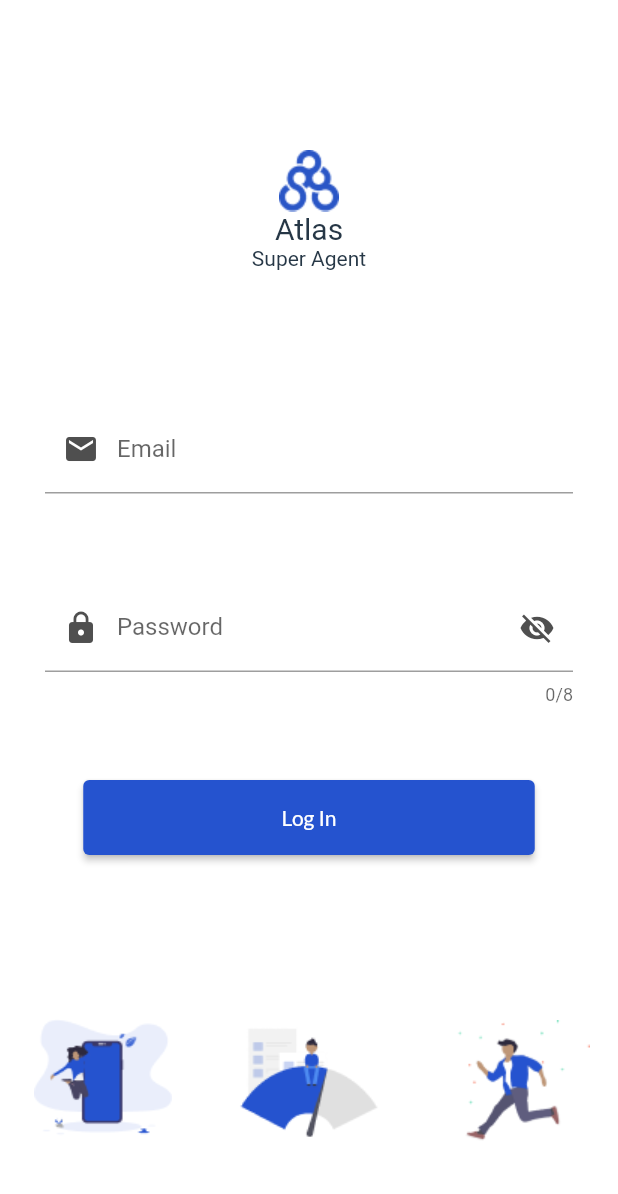
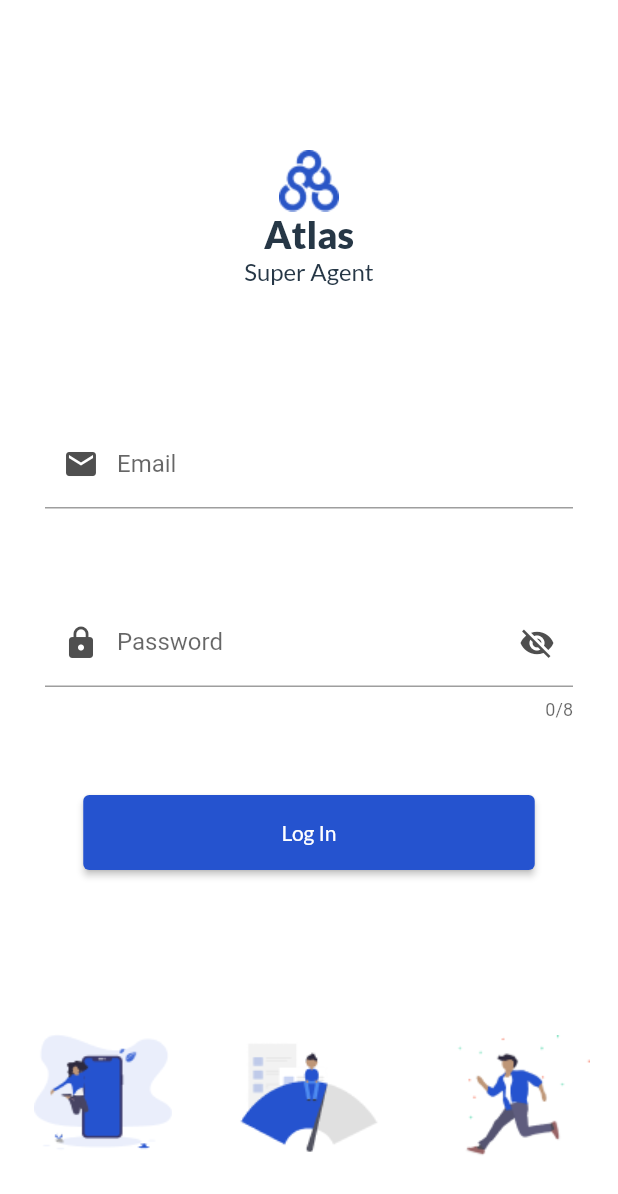
Before and after one commit to sobuur0/super_agent_with_flutter, a Flutter app: the screen it shows after launch, on a phone screen of 412 x 824 dp. Shown: the top 1194 px of the screen. Run offline on Flutter 3.47's test engine with Material 2 defaults, Android fonts, the phone set to English and light mode, and no system bars; our stand-ins replace google_fonts.

Commit message:
style: update style in signIn

```diff
--- a/lib/constants/app_styles.dart
+++ b/lib/constants/app_styles.dart
@@ -43,4 +43,12 @@ class AppStyles {
     double size = 16,
   }) =>
       _lato(color, size, FontWeight.w400);
+
+  ///Returns a [TextStyle] that uses the default family roboto
+  ///With a default 'fontSize' of 14 and 'fontWeight' [FontWeight.w400]
+  static TextStyle latoBold({
+    required Color color,
+    double size = 20,
+  }) =>
+      _lato(color, size, FontWeight.w900);
 }
--- a/lib/presentation/pages/sign_in_page.dart
+++ b/lib/presentation/pages/sign_in_page.dart
@@ -1,5 +1,6 @@
 import 'package:flutter/cupertino.dart';
 import 'package:flutter/material.dart';
+import 'package:super_agent_with_flutter/constants/app_styles.dart';
 import 'package:super_agent_with_flutter/presentation/pages/pin_set_page.dart';
 import 'package:super_agent_with_flutter/presentation/widgets/widget_action_button.dart';
 
@@ -32,14 +33,14 @@ class _SignInPageState extends State<SignInPage> {
                 Image.asset('assets/images/atlasImage.png'),
                 Text(
                   'Atlas',
-                  style: TextStyle(
+                  style: AppStyles.latoBold(
                     color: Color(0xFF263746),
-                    fontSize: 20,
+                    size: 25,
                   ),
                 ),
                 Text(
                   'Super Agent',
-                  style: TextStyle(
+                  style: AppStyles.latoRegular(
                     color: Color(0xFF263746),
                   ),
                 ),
```
Also changed, not shown: google_fonts/Lato-Bold.ttf (added).
